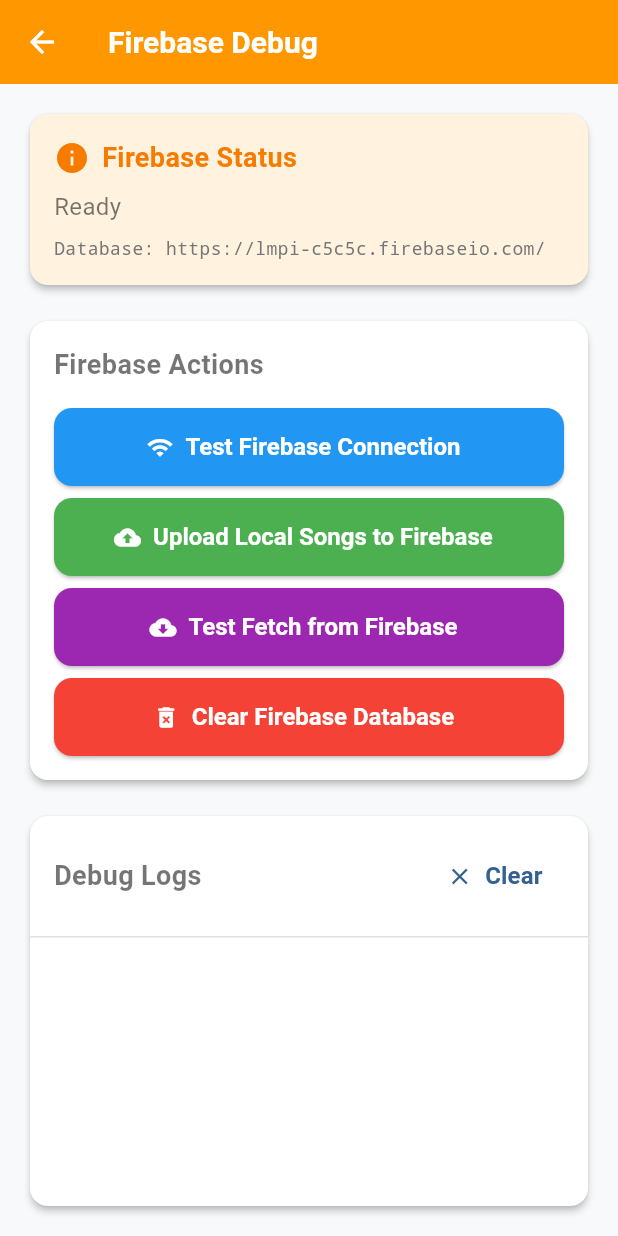
After one commit to heary-aldy/lpmi40, a Flutter app: the screen it shows once a user with an empty profile is signed in, after a tap on "Firebase Debug", on a phone screen of 412 x 824 dp. The commit adds this screen. Run offline on Flutter 3.47's test engine with Material 3 defaults, Android fonts, the phone set to English and light mode, and no system bars; our stand-ins replace cloud_firestore, firebase_analytics, firebase_auth, firebase_core, firebase_database, firebase_remote_config and 3 more; accounts and stored records are empty.

Commit message:
Online Firebase Fix

```diff
--- a/lib/src/features/dashboard/presentation/dashboard_page.dart
+++ b/lib/src/features/dashboard/presentation/dashboard_page.dart
@@ -13,6 +13,7 @@ import 'package:lpmi40/src/features/songbook/repository/favorites_repository.dar
 import 'package:lpmi40/src/features/songbook/repository/song_repository.dart';
 import 'package:lpmi40/src/core/services/preferences_service.dart';
 import 'package:lpmi40/src/features/settings/presentation/settings_page.dart';
+import 'package:lpmi40/src/features/debug/firebase_debug_page.dart';
 
 class DashboardPage extends StatefulWidget {
   const DashboardPage({super.key});
@@ -372,6 +373,14 @@ class _DashboardPageState extends State<DashboardPage> {
         'color': Colors.grey.shade700,
         'onTap': _navigateToSettingsPage
       },
+      // TEMPORARY: Firebase Debug Button (remove this after setup)
+      {
+        'icon': Icons.bug_report,
+        'label': 'Firebase Debug',
+        'color': Colors.orange,
+        'onTap': () => Navigator.of(context).push(
+            MaterialPageRoute(builder: (context) => const FirebaseDebugPage()))
+      },
     ];
 
     return Column(crossAxisAlignment: CrossAxisAlignment.start, children: [
--- /dev/null
+++ b/lib/src/features/debug/firebase_debug_page.dart
@@ -0,0 +1,360 @@
+// lib/src/features/debug/firebase_debug_page.dart
+
+import 'package:flutter/material.dart';
+import 'package:lpmi40/src/features/songbook/repository/song_repository.dart';
+
+class FirebaseDebugPage extends StatefulWidget {
+  const FirebaseDebugPage({super.key});
+
+  @override
+  State<FirebaseDebugPage> createState() => _FirebaseDebugPageState();
+}
+
+class _FirebaseDebugPageState extends State<FirebaseDebugPage> {
+  final SongRepository _songRepository = SongRepository();
+  bool _isLoading = false;
+  String _status = 'Ready';
+  List<String> _logs = [];
+
+  void _addLog(String message) {
+    setState(() {
+      _logs.add('${DateTime.now().toLocal()}: $message');
+    });
+    print(message);
+  }
+
+  Future<void> _testConnection() async {
+    setState(() {
+      _isLoading = true;
+      _status = 'Testing Firebase connection...';
+    });
+
+    try {
+      _addLog('Testing Firebase connection...');
+      final isConnected = await _songRepository.testFirebaseConnection();
+
+      if (isConnected) {
+        _addLog('✅ Firebase connection successful!');
+        setState(() {
+          _status = 'Firebase connected';
+        });
+      } else {
+        _addLog('❌ Firebase connection failed');
+        setState(() {
+          _status = 'Firebase not connected';
+        });
+      }
+    } catch (e) {
+      _addLog('❌ Connection test error: $e');
+      setState(() {
+        _status = 'Connection test failed';
+      });
+    } finally {
+      setState(() {
+        _isLoading = false;
+      });
+    }
+  }
+
+  Future<void> _uploadSongs() async {
+    setState(() {
+      _isLoading = true;
+      _status = 'Uploading songs to Firebase...';
+    });
+
+    try {
+      _addLog('Starting upload of local songs to Firebase...');
+      await _songRepository.uploadLocalSongsToFirebase();
+      _addLog('✅ Songs uploaded successfully!');
+      setState(() {
+        _status = 'Upload completed';
+      });
+    } catch (e) {
+      _addLog('❌ Upload failed: $e');
+      setState(() {
+        _status = 'Upload failed';
+      });
+    } finally {
+      setState(() {
+        _isLoading = false;
+      });
+    }
+  }
+
+  Future<void> _testFetch() async {
+    setState(() {
+      _isLoading = true;
+      _status = 'Testing song fetch from Firebase...';
+    });
+
+    try {
+      _addLog('Fetching songs from Firebase...');
+      final result = await _songRepository.getSongs();
+
+      if (result.isOnline) {
+        _addLog(
+            '✅ Successfully fetched ${result.songs.length} songs from Firebase');
+        setState(() {
+          _status = 'Fetch successful (Online)';
+        });
+      } else {
+        _addLog(
+            '⚠️ Fetched ${result.songs.length} songs from local assets (Offline)');
+        setState(() {
+          _status = 'Fetch from local assets';
+        });
+      }
+    } catch (e) {
+      _addLog('❌ Fetch failed: $e');
+      setState(() {
+        _status = 'Fetch failed';
+      });
+    } finally {
+      setState(() {
+        _isLoading = false;
+      });
+    }
+  }
+
+  Future<void> _clearDatabase() async {
+    // Show confirmation dialog
+    final confirmed = await showDialog<bool>(
+      context: context,
+      builder: (context) => AlertDialog(
+        title: const Text('Clear Firebase Database'),
+        content: const Text(
+            'This will permanently delete all songs from Firebase. Are you sure?'),
+        actions: [
+          TextButton(
+            onPressed: () => Navigator.of(context).pop(false),
+            child: const Text('Cancel'),
+          ),
+          TextButton(
+            onPressed: () => Navigator.of(context).pop(true),
+            child: const Text('Delete'),
+            style: TextButton.styleFrom(foregroundColor: Colors.red),
+          ),
+        ],
+      ),
+    );
+
+    if (confirmed != true) return;
+
+    setState(() {
+      _isLoading = true;
+      _status = 'Clearing Firebase database...';
+    });
+
+    try {
+      _addLog('Clearing Firebase database...');
+      await _songRepository.clearFirebaseSongs();
+      _addLog('✅ Firebase database cleared successfully!');
+      setState(() {
+        _status = 'Database cleared';
+      });
+    } catch (e) {
+      _addLog('❌ Clear failed: $e');
+      setState(() {
+        _status = 'Clear failed';
+      });
+    } finally {
+      setState(() {
+        _isLoading = false;
+      });
+    }
+  }
+
+  void _clearLogs() {
+    setState(() {
+      _logs.clear();
+      _status = 'Logs cleared';
+    });
+  }
+
+  @override
+  Widget build(BuildContext context) {
+    return Scaffold(
+      appBar: AppBar(
+        title: const Text('Firebase Debug'),
+        backgroundColor: Colors.orange,
+        foregroundColor: Colors.white,
+      ),
+      body: Padding(
+        padding: const EdgeInsets.all(16.0),
+        child: Column(
+          crossAxisAlignment: CrossAxisAlignment.stretch,
+          children: [
+            // Status Card
+            Card(
+              color: Colors.orange.shade50,
+              child: Padding(
+                padding: const EdgeInsets.all(16.0),
+                child: Column(
+                  crossAxisAlignment: CrossAxisAlignment.start,
+                  children: [
+                    Row(
+                      children: [
+                        Icon(Icons.info, color: Colors.orange.shade700),
+                        const SizedBox(width: 8),
+                        Text(
+                          'Firebase Status',
+                          style: TextStyle(
+                            fontSize: 18,
+                            fontWeight: FontWeight.bold,
+                            color: Colors.orange.shade700,
+                          ),
+                        ),
+                      ],
+                    ),
+                    const SizedBox(height: 8),
+                    Text(
+                      _status,
+                      style: const TextStyle(fontSize: 16),
+                    ),
+                    const SizedBox(height: 8),
+                    Text(
+                      'Database: https://lmpi-c5c5c.firebaseio.com/',
+                      style: TextStyle(
+                        fontSize: 12,
+                        color: Colors.grey.shade600,
+                        fontFamily: 'monospace',
+                      ),
+                    ),
+                    if (_isLoading) ...[
+                      const SizedBox(height: 8),
+                      const LinearProgressIndicator(),
+                    ],
+                  ],
+                ),
+              ),
+            ),
+
+            const SizedBox(height: 16),
+
+            // Action Buttons
+            Card(
+              child: Padding(
+                padding: const EdgeInsets.all(16.0),
+                child: Column(
+                  crossAxisAlignment: CrossAxisAlignment.start,
+                  children: [
+                    const Text(
+                      'Firebase Actions',
+                      style: TextStyle(
+                        fontSize: 18,
+                        fontWeight: FontWeight.bold,
+                      ),
+                    ),
+                    const SizedBox(height: 16),
+                    ElevatedButton.icon(
+                      onPressed: _isLoading ? null : _testConnection,
+                      icon: const Icon(Icons.wifi),
+                      label: const Text('Test Firebase Connection'),
+                      style: ElevatedButton.styleFrom(
+                        backgroundColor: Colors.blue,
+                        foregroundColor: Colors.white,
+                      ),
+                    ),
+                    const SizedBox(height: 8),
+                    ElevatedButton.icon(
+                      onPressed: _isLoading ? null : _uploadSongs,
+                      icon: const Icon(Icons.cloud_upload),
+                      label: const Text('Upload Local Songs to Firebase'),
+                      style: ElevatedButton.styleFrom(
+                        backgroundColor: Colors.green,
+                        foregroundColor: Colors.white,
+                      ),
+                    ),
+                    const SizedBox(height: 8),
+                    ElevatedButton.icon(
+                      onPressed: _isLoading ? null : _testFetch,
+                      icon: const Icon(Icons.cloud_download),
+                      label: const Text('Test Fetch from Firebase'),
+                      style: ElevatedButton.styleFrom(
+                        backgroundColor: Colors.purple,
+                        foregroundColor: Colors.white,
+                      ),
+                    ),
+                    const SizedBox(height: 8),
+                    ElevatedButton.icon(
+                      onPressed: _isLoading ? null : _clearDatabase,
+                      icon: const Icon(Icons.delete_forever),
+                      label: const Text('Clear Firebase Database'),
+                      style: ElevatedButton.styleFrom(
+                        backgroundColor: Colors.red,
+                        foregroundColor: Colors.white,
+                      ),
+                    ),
+                  ],
+                ),
+              ),
+            ),
+
+            const SizedBox(height: 16),
+
+            // Logs Section
+            Expanded(
+              child: Card(
+                child: Column(
+                  crossAxisAlignment: CrossAxisAlignment.start,
+                  children: [
+                    Padding(
+                      padding: const EdgeInsets.all(16.0),
+                      child: Row(
+                        children: [
+                          const Text(
+                            'Debug Logs',
+                            style: TextStyle(
+                              fontSize: 18,
+                              fontWeight: FontWeight.bold,
+                            ),
+                          ),
+                          const Spacer(),
+                          TextButton.icon(
+                            onPressed: _clearLogs,
+                            icon: const Icon(Icons.clear),
+                            label: const Text('Clear'),
+                          ),
+                        ],
+                      ),
+                    ),
+                    const Divider(height: 1),
+                    Expanded(
+                      child: ListView.builder(
+                        padding: const EdgeInsets.all(16.0),
+                        itemCount: _logs.length,
+                        itemBuilder: (context, index) {
+                          final log = _logs[index];
+                          Color? textColor;
+                          if (log.contains('✅')) {
+                            textColor = Colors.green;
+                          } else if (log.contains('❌')) {
+                            textColor = Colors.red;
+                          } else if (log.contains('⚠️')) {
+                            textColor = Colors.orange;
+                          }
+
+                          return Padding(
+                            padding: const EdgeInsets.only(bottom: 4.0),
+                            child: Text(
+                              log,
+                              style: TextStyle(
+                                fontFamily: 'monospace',
+                                fontSize: 12,
+                                color: textColor,
+                              ),
+                            ),
+                          );
+                        },
+                      ),
+                    ),
+                  ],
+                ),
+              ),
+            ),
+          ],
+        ),
+      ),
+    );
+  }
+}
--- a/lib/src/features/songbook/repository/song_repository.dart
+++ b/lib/src/features/songbook/repository/song_repository.dart
@@ -16,18 +16,18 @@ class SongDataResult {
 // --- PARSING FUNCTIONS ---
 // These must be top-level functions to be used with the 'compute' isolate.
 
-// This function parses the MAP structure from your live Firebase database
-List<Song> _parseSongsFromMap(String jsonString) {
+// This function parses the MAP structure from Firebase database
+List<Song> _parseSongsFromFirebaseMap(String jsonString) {
   final Map<String, dynamic>? jsonMap = json.decode(jsonString);
   if (jsonMap == null) return [];
 
-  // Convert the map's values to a list of Song objects
+  // Firebase stores as Map<String, Map<String, dynamic>>
   return jsonMap.values
       .map((data) => Song.fromJson(data as Map<String, dynamic>))
       .toList();
 }
 
-// This function parses the LIST structure from your local lpmi.json
+// This function parses the LIST structure from local lpmi.json
 List<Song> _parseSongsFromList(String jsonString) {
   final List<dynamic> jsonList = json.decode(jsonString);
   return jsonList
@@ -36,6 +36,10 @@ List<Song> _parseSongsFromList(String jsonString) {
 }
 
 class SongRepository {
+  // ✅ CORRECT: Use the root database URL (without /songs path)
+  static const String _firebaseUrl =
+      'https://lmpi-c5c5c-default-rtdb.firebaseio.com/';
+
   // Check if Firebase is initialized
   bool get _isFirebaseInitialized {
     try {
@@ -46,8 +50,24 @@ class SongRepository {
     }
   }
 
-  FirebaseDatabase? get _database =>
-      _isFirebaseInitialized ? FirebaseDatabase.instance : null;
+  // ✅ CORRECT: Use default instance or specify root URL only
+  FirebaseDatabase? get _database {
+    if (!_isFirebaseInitialized) return null;
+
+    try {
+      // Option 1: Use default instance (recommended)
+      return FirebaseDatabase.instance;
+
+      // Option 2: Use specific database URL (root only, no path)
+      // return FirebaseDatabase.instanceFor(
+      //   app: Firebase.app(),
+      //   databaseURL: _firebaseUrl,
+      // );
+    } catch (e) {
+      debugPrint('[SongRepository] Error getting database instance: $e');
+      return null;
+    }
+  }
 
   Future<SongDataResult> getSongs() async {
     // If Firebase is not initialized, load from local assets directly
@@ -58,53 +78,191 @@ class SongRepository {
     }
 
     try {
-      // Use Firebase SDK instead of direct HTTP calls
-      final DatabaseReference ref =
-          _database!.ref('songs'); // Adjust path as needed
+      debugPrint(
+          '[SongRepository] Attempting to fetch from Firebase: $_firebaseUrl');
+
+      final database = _database;
+      if (database == null) {
+        throw Exception('Could not get database instance');
+      }
+
+      // ✅ CORRECT: Access /songs path through ref(), not URL
+      final DatabaseReference ref = database.ref('songs');
       final DatabaseEvent event = await ref.once();
+
+      debugPrint(
+          '[SongRepository] Firebase response - exists: ${event.snapshot.exists}');
 
       if (event.snapshot.exists && event.snapshot.value != null) {
         final data = event.snapshot.value;
+        debugPrint('[SongRepository] Firebase data type: ${data.runtimeType}');
+
         String jsonString;
+        List<Song> songs;
 
         if (data is Map) {
-          // If data is a Map, convert it to JSON string
+          // Firebase typically returns a Map
           jsonString = json.encode(data);
           debugPrint(
-              '[SongRepository] Firebase fetch successful. Using MAP parser for online data.');
-          final songs = await compute(_parseSongsFromMap, jsonString);
-          return SongDataResult(songs: songs, isOnline: true);
+              '[SongRepository] Firebase fetch successful. Parsing MAP data with ${(data as Map).length} items.');
+          songs = await compute(_parseSongsFromFirebaseMap, jsonString);
         } else if (data is List) {
-          // If data is a List, convert it to JSON string
+          // Handle List format if someone uploaded it that way
           jsonString = json.encode(data);
           debugPrint(
-              '[SongRepository] Firebase fetch successful. Using LIST parser for online data.');
-          final songs = await compute(_parseSongsFromList, jsonString);
+              '[SongRepository] Firebase fetch successful. Parsing LIST data with ${(data as List).length} items.');
+          songs = await compute(_parseSongsFromList, jsonString);
+        } else {
+          throw Exception(
+              'Unexpected data structure from Firebase: ${data.runtimeType}');
+        }
+
+        if (songs.isNotEmpty) {
+          debugPrint(
+              '[SongRepository] ✅ Successfully loaded ${songs.length} songs from Firebase');
+          // Sort songs by number for consistency
+          songs.sort((a, b) => (int.tryParse(a.number) ?? 0)
+              .compareTo(int.tryParse(b.number) ?? 0));
           return SongDataResult(songs: songs, isOnline: true);
         } else {
-          throw Exception('Unexpected data structure from Firebase');
+          throw Exception('No songs found in Firebase data');
         }
       } else {
-        throw Exception('No data found in Firebase');
+        throw Exception(
+            'No data found at Firebase path: songs (database may be empty)');
       }
     } catch (e) {
-      debugPrint(
-          '[SongRepository] Firebase fetch failed, loading from local assets. Reason: $e');
+      debugPrint('[SongRepository] ❌ Firebase fetch failed: $e');
+      debugPrint('[SongRepository] 📱 Falling back to local assets...');
       return await _loadFromLocalAssets();
     }
   }
 
   Future<SongDataResult> _loadFromLocalAssets() async {
     try {
+      debugPrint('[SongRepository] Loading from local assets...');
       final localJsonString =
           await rootBundle.loadString('assets/data/lpmi.json');
-      // Use the List parser for the local file (assuming local file is a list)
       final songs = await compute(_parseSongsFromList, localJsonString);
+      debugPrint(
+          '[SongRepository] ✅ Successfully loaded ${songs.length} songs from local assets');
       return SongDataResult(songs: songs, isOnline: false);
     } catch (assetError) {
-      debugPrint('[SongRepository] Local asset loading failed: $assetError');
-      // Return empty result if both online and offline loading fail
+      debugPrint('[SongRepository] ❌ Local asset loading failed: $assetError');
       return SongDataResult(songs: [], isOnline: false);
     }
   }
+
+  // Helper method to upload local songs to Firebase (for development)
+  Future<void> uploadLocalSongsToFirebase() async {
+    if (!_isFirebaseInitialized) {
+      debugPrint('[SongRepository] Firebase not initialized, cannot upload');
+      throw Exception('Firebase not initialized');
+    }
+
+    final database = _database;
+    if (database == null) {
+      throw Exception('Could not get database instance');
+    }
+
+    try {
+      debugPrint(
+          '[SongRepository] 🚀 Starting upload of local songs to Firebase...');
+
+      // Load local songs
+      final localJsonString =
+          await rootBundle.loadString('assets/data/lpmi.json');
+      final List<dynamic> songsArray = json.decode(localJsonString);
+
+      debugPrint(
+          '[SongRepository] 📖 Loaded ${songsArray.length} songs from local file');
+
+      // Convert array to map format for Firebase (better for querying)
+      final Map<String, dynamic> songsMap = {};
+      for (int i = 0; i < songsArray.length; i++) {
+        final song = songsArray[i];
+        // Use index as key to match your export format
+        songsMap[i.toString()] = song;
+      }
+
+      // ✅ CORRECT: Upload to /songs path
+      final DatabaseReference ref = database.ref('songs');
+      await ref.set(songsMap);
+
+      debugPrint(
+          '[SongRepository] ✅ Successfully uploaded ${songsArray.length} songs to Firebase');
+      debugPrint('[SongRepository] 🔗 Data available at: ${_firebaseUrl}songs');
+    } catch (e) {
+      debugPrint('[SongRepository] ❌ Failed to upload songs to Firebase: $e');
+      rethrow;
+    }
+  }
+
+  // Method to check Firebase connection
+  Future<bool> testFirebaseConnection() async {
+    if (!_isFirebaseInitialized) {
+      debugPrint('[SongRepository] Firebase not initialized');
+      return false;
+    }
+
+    final database = _database;
+    if (database == null) {
+      debugPrint('[SongRepository] Could not get database instance');
+      return false;
+    }
+
+    try {
+      debugPrint('[SongRepository] Testing connection to Firebase...');
+
+      // Test basic connectivity
+      final DatabaseReference ref = database.ref('.info/connected');
+      final DatabaseEvent event = await ref.once();
+      final isConnected = event.snapshot.value as bool? ?? false;
+
+      debugPrint(
+          '[SongRepository] Firebase connection test result: $isConnected');
+
+      if (isConnected) {
+        // Also test if we can read from our songs path
+        final songsRef = database.ref('songs');
+        final songsEvent = await songsRef.once();
+        debugPrint(
+            '[SongRepository] Songs path exists: ${songsEvent.snapshot.exists}');
+        if (songsEvent.snapshot.exists) {
+          final data = songsEvent.snapshot.value;
+          if (data is Map) {
+            debugPrint(
+                '[SongRepository] Found ${(data as Map).length} songs in database');
+          }
+        }
+      }
+
+      return isConnected;
+    } catch (e) {
+      debugPrint('[SongRepository] ❌ Firebase connection test failed: $e');
+      return false;
+    }
+  }
+
+  // Method to clear all songs from Firebase (for testing)
+  Future<void> clearFirebaseSongs() async {
+    if (!_isFirebaseInitialized) {
+      throw Exception('Firebase not initialized');
+    }
+
+    final database = _database;
+    if (database == null) {
+      throw Exception('Could not get database instance');
+    }
+
+    try {
+      debugPrint('[SongRepository] 🗑️ Clearing all songs from Firebase...');
+      final DatabaseReference ref = database.ref('songs');
+      await ref.remove();
+      debugPrint('[SongRepository] ✅ Successfully cleared Firebase songs');
+    } catch (e) {
+      debugPrint('[SongRepository] ❌ Failed to clear Firebase songs: $e');
+      rethrow;
+    }
+  }
 }
```
